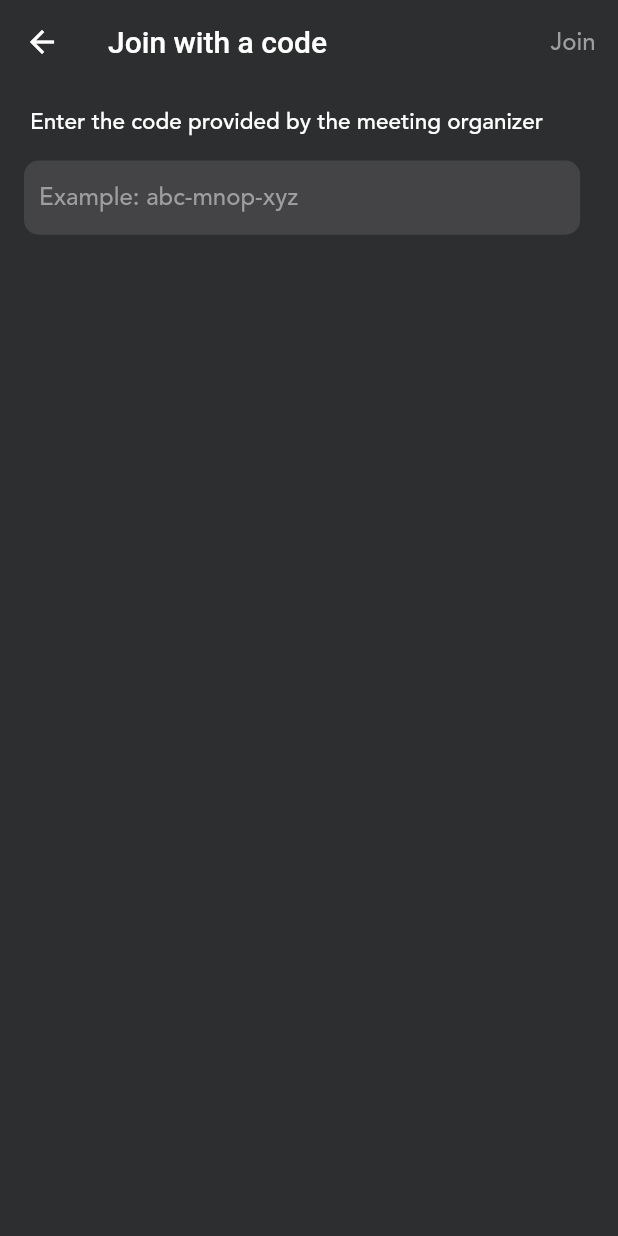
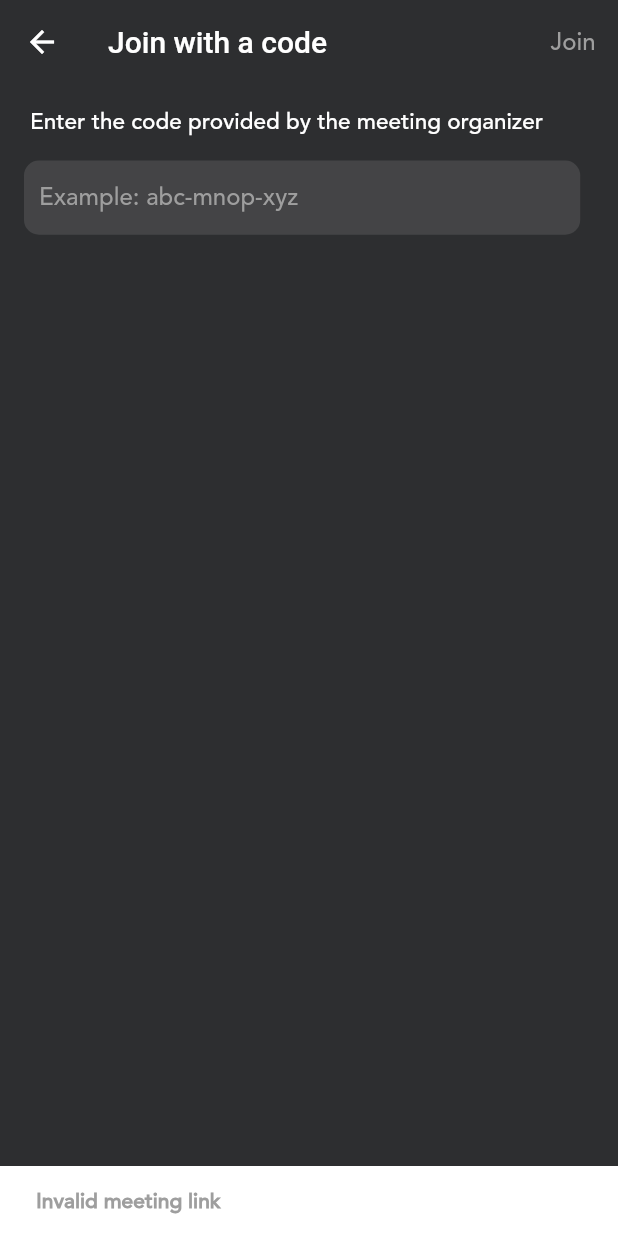
Before and after one commit to abhixv/GmeetUI, a Flutter app: the MeetingSearch screen opened by its route, after a tap on "Join", on a phone screen of 412 x 824 dp. Run offline on Flutter 3.47's test engine with Material 2 defaults, Android fonts, the phone set to English and light mode, and no system bars; our stand-ins replace camera, rflutter_alert; missing offline and left inert: dart:ffi.

Commit message:
Add SnackBar in search Page

```diff
--- a/lib/ui/meeting_search.dart
+++ b/lib/ui/meeting_search.dart
@@ -40,7 +40,12 @@ class _MeetingSearchState extends State<MeetingSearch> {
                           builder: (context) => MeetingJoin(
                                 data: _controller.text,
                               )));
-                } else {}
+                } else {
+                  int dataLength = (_controller.text).length;
+
+                  ScaffoldMessenger.of(context)
+                      .showSnackBar(getAlert(dataLength));
+                }
               },
               child: Container(
                 child: Center(
@@ -109,3 +114,17 @@ class _MeetingSearchState extends State<MeetingSearch> {
     );
   }
 }
+
+SnackBar getAlert(int length) {
+  return SnackBar(
+    content: const Text(
+      'Invalid meeting link',
+      style: TextStyle(
+        color: Colors.grey,
+        fontFamily: 'Avenir',
+        fontWeight: FontWeight.bold,
+      ),
+    ),
+    backgroundColor: Colors.white,
+  );
+}
```
